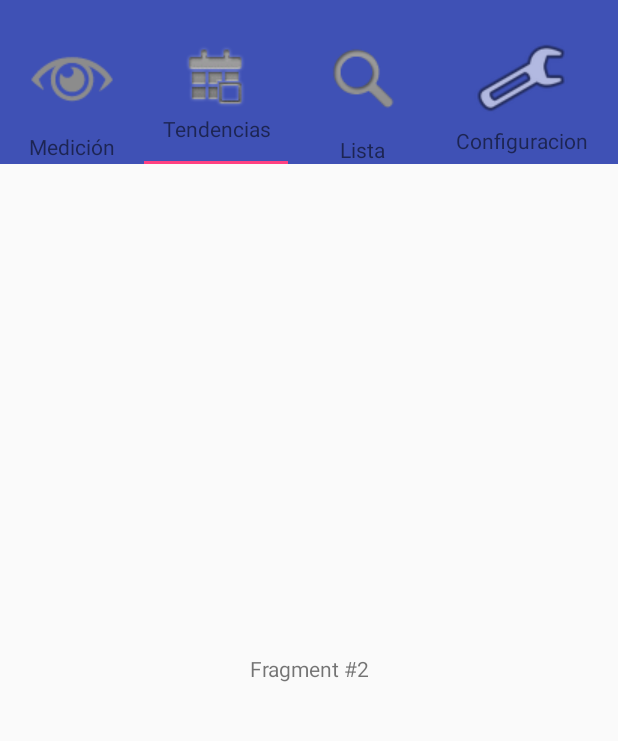
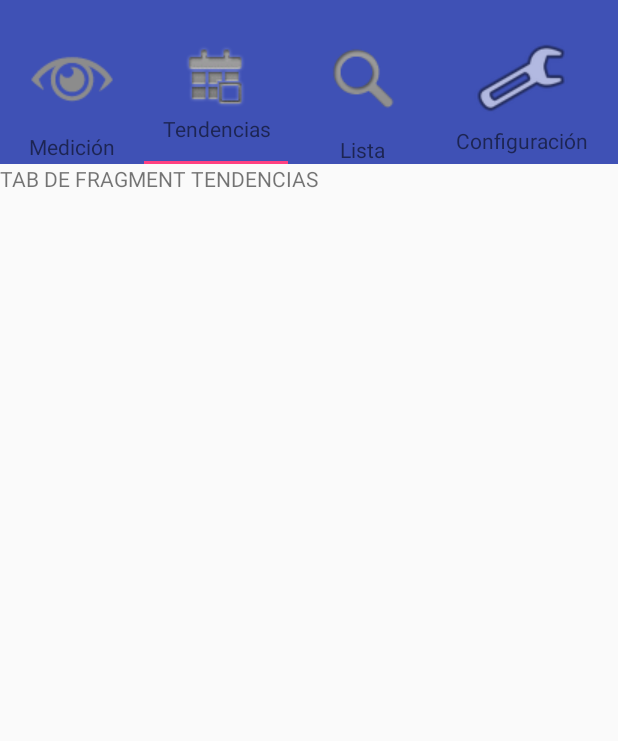
Before and after one commit to GibranValle/TabLayout, an Android app: the screen it shows after launch (MainActivity), tab 2 chosen, on a phone screen of 412 x 824 dp, the part 62-803 px from its top. Run offline under Robolectric (Android 15) with nearby library versions, the phone set to English and light mode, and no system bars.

```diff
--- a/app/build.gradle
+++ b/app/build.gradle
@@ -24,4 +24,5 @@ dependencies {
     testCompile 'junit:junit:4.12'
     compile 'com.android.support:appcompat-v7:23.3.0'
     compile 'com.android.support:design:23.3.0'
+    compile 'com.android.support:support-v4:23.3.0'
 }
--- /dev/null
+++ b/app/src/main/java/app/proyectoterminal/upibi/tablayout/Lista.java
@@ -0,0 +1,17 @@
+package app.proyectoterminal.upibi.tablayout;
+
+import android.os.Bundle;
+import android.support.v4.app.Fragment;
+import android.view.LayoutInflater;
+import android.view.View;
+import android.view.ViewGroup;
+
+public class Lista extends Fragment
+{
+    @Override
+    public View onCreateView(LayoutInflater inflater, ViewGroup container,
+                             Bundle savedInstanceState)
+    {
+        return inflater.inflate(R.layout.fragment_lista, container, false);
+    }
+}
--- a/app/src/main/java/app/proyectoterminal/upibi/tablayout/MainActivity.java
+++ b/app/src/main/java/app/proyectoterminal/upibi/tablayout/MainActivity.java
@@ -1,25 +1,12 @@
 package app.proyectoterminal.upibi.tablayout;
 
-import android.content.Context;
-import android.graphics.drawable.Drawable;
 import android.os.Bundle;
 import android.support.design.widget.TabLayout;
-import android.support.v4.app.Fragment;
-import android.support.v4.app.FragmentManager;
-import android.support.v4.app.FragmentPagerAdapter;
 import android.support.v4.view.ViewPager;
 import android.support.v7.app.AppCompatActivity;
 import android.support.v7.widget.Toolbar;
-import android.text.Spannable;
-import android.text.SpannableString;
-import android.text.style.ImageSpan;
-import android.view.LayoutInflater;
 import android.view.Menu;
 import android.view.MenuItem;
-import android.view.View;
-import android.view.ViewGroup;
-import android.widget.ImageView;
-import android.widget.TextView;
 
 public class MainActivity extends AppCompatActivity
 {
@@ -38,16 +25,9 @@ public class MainActivity extends AppCompatActivity
     /********************************** CONSTANTES **************************************/
 
 
-
-
-
     /********************************** VARIABLES **************************************/
 
     /********************************** VARIABLES **************************************/
-
-
-
-
 
 
 
@@ -61,7 +41,7 @@ public class MainActivity extends AppCompatActivity
         setSupportActionBar(toolbar);
 
         // Get the ViewPager and set it's PagerAdapter so that it can display items
-        ViewPager viewPager = (ViewPager) findViewById(R.id.pager);
+        final ViewPager viewPager = (ViewPager) findViewById(R.id.pager);
         SampleFragmentPagerAdapter pagerAdapter =
                 new SampleFragmentPagerAdapter(getSupportFragmentManager(), MainActivity.this);
         viewPager.setAdapter(pagerAdapter);
@@ -75,96 +55,26 @@ public class MainActivity extends AppCompatActivity
             TabLayout.Tab tab = tabLayout.getTabAt(i);
             tab.setCustomView(pagerAdapter.getTabView(i));
         }
-    }
-    /********************************** ETAPAS **************************************/
 
-
-
-
-
-    /********************************** TABS **************************************/
-// In this case, the fragment displays simple text based on the page
-    public static class PageFragment extends Fragment {
-        public static final String ARG_PAGE = "ARG_PAGE";
-
-        private int mPage;
-
-        public static PageFragment newInstance(int page) {
-            Bundle args = new Bundle();
-            args.putInt(ARG_PAGE, page);
-            PageFragment fragment = new PageFragment();
-            fragment.setArguments(args);
-            return fragment;
+        viewPager.addOnPageChangeListener(new TabLayout.TabLayoutOnPageChangeListener(tabLayout));
+        tabLayout.setOnTabSelectedListener(new TabLayout.OnTabSelectedListener() {
+            @Override
+            public void onTabSelected(TabLayout.Tab tab) {
+                viewPager.setCurrentItem(tab.getPosition());
             }
 
             @Override
-        public void onCreate(Bundle savedInstanceState) {
-            super.onCreate(savedInstanceState);
-            mPage = getArguments().getInt(ARG_PAGE);
+            public void onTabUnselected(TabLayout.Tab tab) {
+
             }
 
             @Override
-        public View onCreateView(LayoutInflater inflater, ViewGroup container,
-                                 Bundle savedInstanceState) {
-            View view = inflater.inflate(R.layout.fragment_page, container, false);
-            TextView textView = (TextView) view;
-            textView.setText("Fragment #" + mPage);
-            return view;
+            public void onTabReselected(TabLayout.Tab tab) {
+
             }
+        });
     }
-
-    public class SampleFragmentPagerAdapter extends FragmentPagerAdapter {
-        final int PAGE_COUNT = 4;
-        String[] titulos = getResources().getStringArray(R.array.titulos);
-        int[] icons ={R.drawable.ic_menu_view,
-                R.drawable.ic_menu_today,R.drawable.ic_menu_search,
-                R.drawable.ic_menu_manage};
-
-        private Context context;
-
-        public SampleFragmentPagerAdapter(FragmentManager fm, Context context) {
-            super(fm);
-            this.context = context;
-        }
-
-        public View getTabView(int position) {
-            // Given you have a custom layout in `res/layout/custom_tab.xml` with a TextView and ImageView
-            View v = LayoutInflater.from(context).inflate(R.layout.custom_tab, null);
-            TextView tv = (TextView) v.findViewById(R.id.tab_text);
-            tv.setText(titulos[position]);
-            ImageView img = (ImageView) v.findViewById(R.id.tab_image);
-            img.setImageResource(icons[position]);
-            return v;
-        }
-
-        @Override
-        public int getCount() {
-            return PAGE_COUNT;
-        }
-
-        @Override
-        public Fragment getItem(int position) {
-            return PageFragment.newInstance(position + 1);
-        }
-
-        @Override
-        public CharSequence getPageTitle(int position) {
-            // Generate title based on item position
-            Drawable image = context.getResources().getDrawable(icons[position]);
-            image.setBounds(0, 0, image.getIntrinsicWidth(), image.getIntrinsicHeight());
-            // Replace blank spaces with image icon
-            SpannableString sb = new SpannableString("   " + titulos[position]);
-            ImageSpan imageSpan = new ImageSpan(image, ImageSpan.ALIGN_BOTTOM);
-            sb.setSpan(imageSpan, 0, 1, Spannable.SPAN_EXCLUSIVE_EXCLUSIVE);
-            return sb;
-        }
-    }
-
-    /********************************** TABS **************************************/
-
-
-
-
+    /********************************** ETAPAS **************************************/
 
 
 
--- /dev/null
+++ b/app/src/main/java/app/proyectoterminal/upibi/tablayout/Medicion.java
@@ -0,0 +1,17 @@
+package app.proyectoterminal.upibi.tablayout;
+
+import android.os.Bundle;
+import android.support.v4.app.Fragment;
+import android.view.LayoutInflater;
+import android.view.View;
+import android.view.ViewGroup;
+
+public class Medicion extends Fragment
+{
+    @Override
+    public View onCreateView(LayoutInflater inflater, ViewGroup container,
+                             Bundle savedInstanceState)
+    {
+        return inflater.inflate(R.layout.fragment_medicion, container, false);
+    }
+}
--- /dev/null
+++ b/app/src/main/java/app/proyectoterminal/upibi/tablayout/SampleFragmentPagerAdapter.java
@@ -0,0 +1,81 @@
+package app.proyectoterminal.upibi.tablayout;
+
+import android.content.Context;
+import android.graphics.drawable.Drawable;
+import android.support.v4.app.Fragment;
+import android.support.v4.app.FragmentManager;
+import android.support.v4.app.FragmentPagerAdapter;
+import android.text.Spannable;
+import android.text.SpannableString;
+import android.text.style.ImageSpan;
+import android.view.LayoutInflater;
+import android.view.View;
+import android.widget.ImageView;
+import android.widget.TextView;
+
+public class SampleFragmentPagerAdapter extends FragmentPagerAdapter {
+
+    final int PAGE_COUNT = 4;
+    // METODO IMPLEMENTADO PARA RECUPERAR TITULOS
+    String[] titulos = {"Medición","Tendencias","Lista","Configuración"};
+
+    int[] icons ={R.drawable.ic_menu_view,
+            R.drawable.ic_menu_today,R.drawable.ic_menu_search,
+            R.drawable.ic_menu_manage};
+
+    private Context context;
+
+    public SampleFragmentPagerAdapter(FragmentManager fm, Context context) {
+        super(fm);
+        this.context = context;
+    }
+
+    public View getTabView(int position) {
+        // Given you have a custom layout in `res/layout/custom_tab.xml` with a TextView and ImageView
+        View v = LayoutInflater.from(context).inflate(R.layout.custom_tab, null);
+        TextView tv = (TextView) v.findViewById(R.id.tab_text);
+        tv.setText(titulos[position]);
+        ImageView img = (ImageView) v.findViewById(R.id.tab_image);
+        img.setImageResource(icons[position]);
+        return v;
+    }
+
+    @Override
+    public int getCount() {
+        return PAGE_COUNT;
+    }
+
+    @Override
+    public Fragment getItem(int position) {
+        switch (position)
+        {
+            case 0:
+                Medicion medicion = new Medicion();
+                return medicion;
+            case 1:
+                Tendencias tendencias = new Tendencias();
+                return tendencias;
+            case 2:
+                Lista lista = new Lista();
+                return lista;
+            case 3:
+                Configuracion configuracion = new Configuracion();
+                return configuracion;
+            default:
+                return null;
+        }
+        //return PageFragment.newInstance(position + 1);
+    }
+
+    @Override
+    public CharSequence getPageTitle(int position) {
+        // Generate title based on item position
+        Drawable image = context.getResources().getDrawable(icons[position]);
+        image.setBounds(0, 0, image.getIntrinsicWidth(), image.getIntrinsicHeight());
+        // Replace blank spaces with image icon
+        SpannableString sb = new SpannableString("   " + titulos[position]);
+        ImageSpan imageSpan = new ImageSpan(image, ImageSpan.ALIGN_BOTTOM);
+        sb.setSpan(imageSpan, 0, 1, Spannable.SPAN_EXCLUSIVE_EXCLUSIVE);
+        return sb;
+    }
+}
--- /dev/null
+++ b/app/src/main/java/app/proyectoterminal/upibi/tablayout/Tendencias.java
@@ -0,0 +1,17 @@
+package app.proyectoterminal.upibi.tablayout;
+
+import android.os.Bundle;
+import android.support.v4.app.Fragment;
+import android.view.LayoutInflater;
+import android.view.View;
+import android.view.ViewGroup;
+
+public class Tendencias extends Fragment
+{
+    @Override
+    public View onCreateView(LayoutInflater inflater, ViewGroup container,
+                             Bundle savedInstanceState)
+    {
+        return inflater.inflate(R.layout.fragment_tendencias, container, false);
+    }
+}
--- /dev/null
+++ b/app/src/main/res/layout/fragment_tendencias.xml
@@ -0,0 +1,13 @@
+<FrameLayout xmlns:android="http://schemas.android.com/apk/res/android"
+    xmlns:tools="http://schemas.android.com/tools"
+    android:layout_width="match_parent"
+    android:layout_height="match_parent"
+    tools:context="app.proyectoterminal.upibi.tablayout.Medicion">
+
+    <!-- TODO: Update blank fragment layout -->
+    <TextView
+        android:id="@+id/textView"
+        android:layout_width="match_parent"
+        android:layout_height="match_parent"
+        android:text="@string/hello_blank_fragment2" />
+</FrameLayout>
--- a/app/src/main/res/values/strings.xml
+++ b/app/src/main/res/values/strings.xml
@@ -3,10 +3,10 @@
     <string name="action_settings">Settings</string>
     <string name="section_format">Hello World from section: %1$d</string>
 
-    <string-array name="titulos">
-        <item>Medición</item>
-        <item>Tendencias</item>
-        <item>Lista</item>
-        <item>Configuracion</item>
-    </string-array>
+
+    <!-- TODO: Remove or change this placeholder text -->
+    <string name="hello_blank_fragment">TAB DE FRAGMENT MEDICION</string>
+    <string name="hello_blank_fragment2">TAB DE FRAGMENT TENDENCIAS</string>
+    <string name="hello_blank_fragment3">TAB DE FRAGMENT LISTA</string>
+    <string name="hello_blank_fragment4">TAB DE FRAGMENT CONFIG</string>
 </resources>
```
Also changed, not shown: app/src/main/java/app/proyectoterminal/upibi/tablayout/Configuracion.java (added, +17 -0 lines), app/src/main/java/app/proyectoterminal/upibi/tablayout/PageFragment.java (added, +37 -0 lines), app/src/main/res/layout/fragment_configuracion.xml (added, +13 -0 lines), app/src/main/res/layout/fragment_lista.xml (added, +13 -0 lines), app/src/main/res/layout/fragment_medicion.xml (added, +13 -0 lines). Lines whose indentation alone changed are shown as unchanged.
